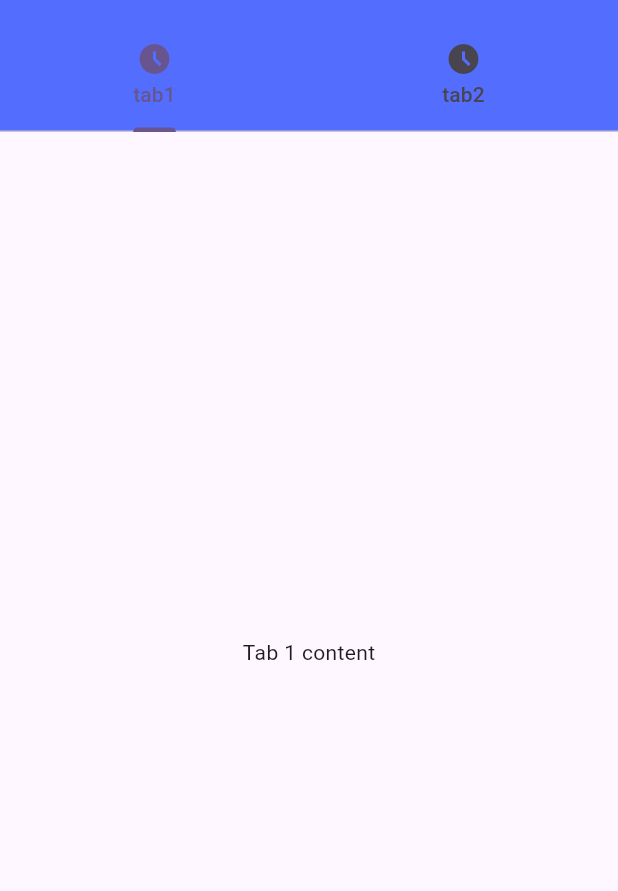
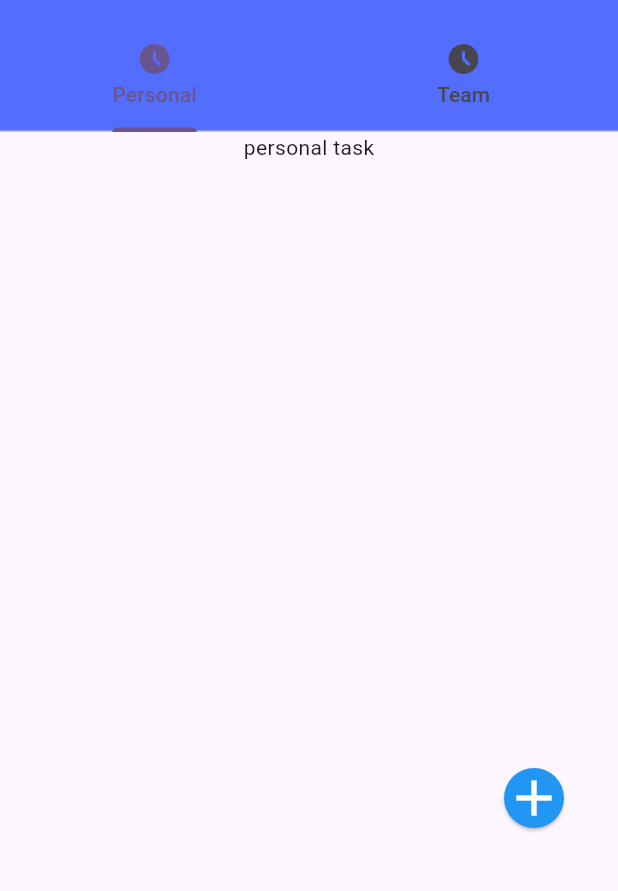
Before and after one commit to nicky-kumari74/Task-Mannger, a Flutter app: the Dashboard screen opened directly, on a phone screen of 412 x 824 dp, the part 63-954 px from its top. Run offline on Flutter 3.47's test engine with Material 3 defaults, Android fonts, the light colour scheme and no system bars.

Commit message:
dashboard update

```diff
--- a/lib/DashboardScreen.dart
+++ b/lib/DashboardScreen.dart
@@ -1,7 +1,8 @@
 import 'package:flutter/material.dart';
+import 'package:taskmanager/PersonalScreen.dart';
+import 'package:taskmanager/TeamScreen.dart';
 class Dashboard extends StatelessWidget{
 
-  var Email = TextEditingController();
   @override
   Widget build(BuildContext context) {
     return DefaultTabController(
@@ -12,8 +13,8 @@ class Dashboard extends StatelessWidget{
             backgroundColor: Colors.indigoAccent, // change color for better experience
             bottom: TabBar(
                 tabs: [
-                  Tab(text: 'tab1',icon: Icon(Icons.access_time_filled),),
-                  Tab(text: 'tab2',icon: Icon(Icons.access_time_filled),),
+                  Tab(text: 'Personal',icon: Icon(Icons.access_time_filled),),
+                  Tab(text: 'Team',icon: Icon(Icons.access_time_filled),),
                 ]
             ),
           ),
@@ -57,8 +58,8 @@ class Dashboard extends StatelessWidget{
           ),
           body: TabBarView(
               children:[
-                Center(child: Text('Tab 1 content'),),
-                Center(child: Text('Tab 2 content'),)
+                PersonalTask(),
+                TeamTask(),
               ]
           ),
         )
--- a/lib/PersonalScreen.dart
+++ b/lib/PersonalScreen.dart
@@ -0,0 +1,29 @@
+import 'package:flutter/material.dart';
+
+class PersonalTask extends StatelessWidget{
+  @override
+  Widget build(BuildContext context) {
+    return Scaffold(
+      body: SingleChildScrollView(
+            child: Column(
+              children: [
+                Center(
+                    child: Text('personal task')
+                ),
+                Container(
+                    margin: EdgeInsets.only(left: 300,top: 400),
+                  child: ElevatedButton(
+                        onPressed: () => print('hello'),
+                        style: ElevatedButton.styleFrom(
+                          shape: CircleBorder(),
+                          backgroundColor: Colors.blue,
+                        ),
+                        child: Icon(Icons.add, color: Colors.white,size: 40,),
+                      ),
+                ),
+              ],
+            ),
+          ),
+    );
+  }
+}
--- a/lib/splash_screen.dart
+++ b/lib/splash_screen.dart
@@ -18,7 +18,7 @@ class _SplashScreenState extends State<SplashScreen> {
     super.initState();
 
     Timer(Duration(seconds: 4), () {
-    Navigator.pushReplacement(context, MaterialPageRoute(builder: (context) => Dashboard(),));
+    Navigator.pushReplacement(context, MaterialPageRoute(builder: (context) => LoginScreen(),));
     }
     );
   }
```
Also changed, not shown: lib/TeamScreen.dart (+28 -0 lines), lib/loginScreen.dart (+8 -2 lines), lib/AddTask.dart (added).
